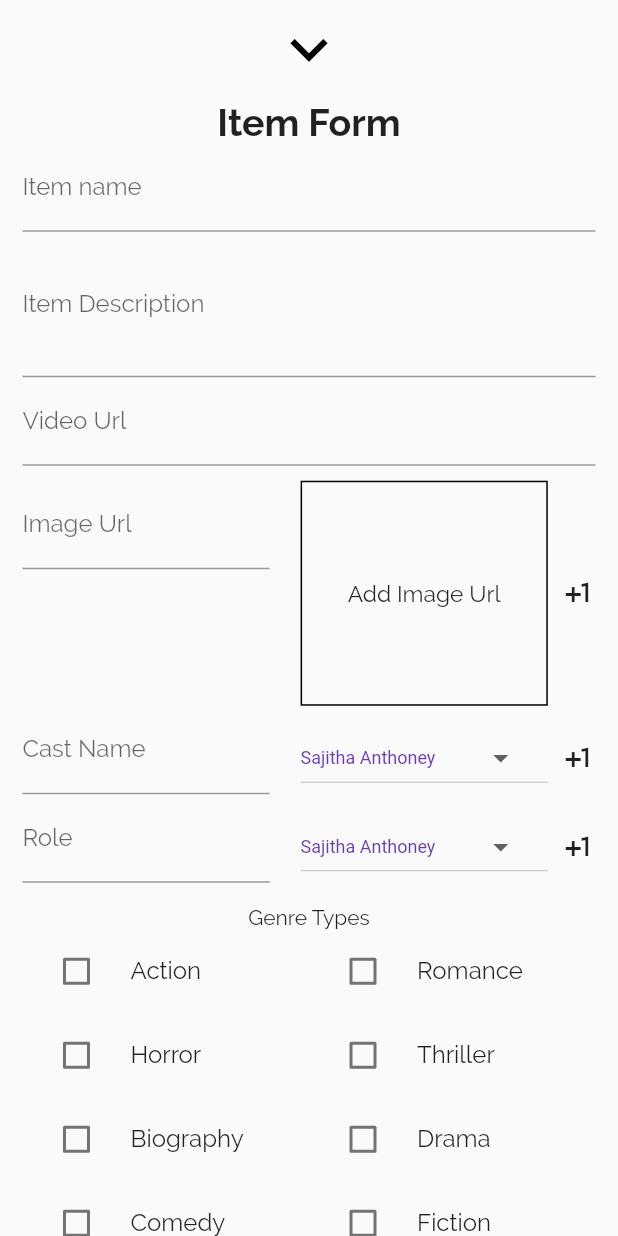
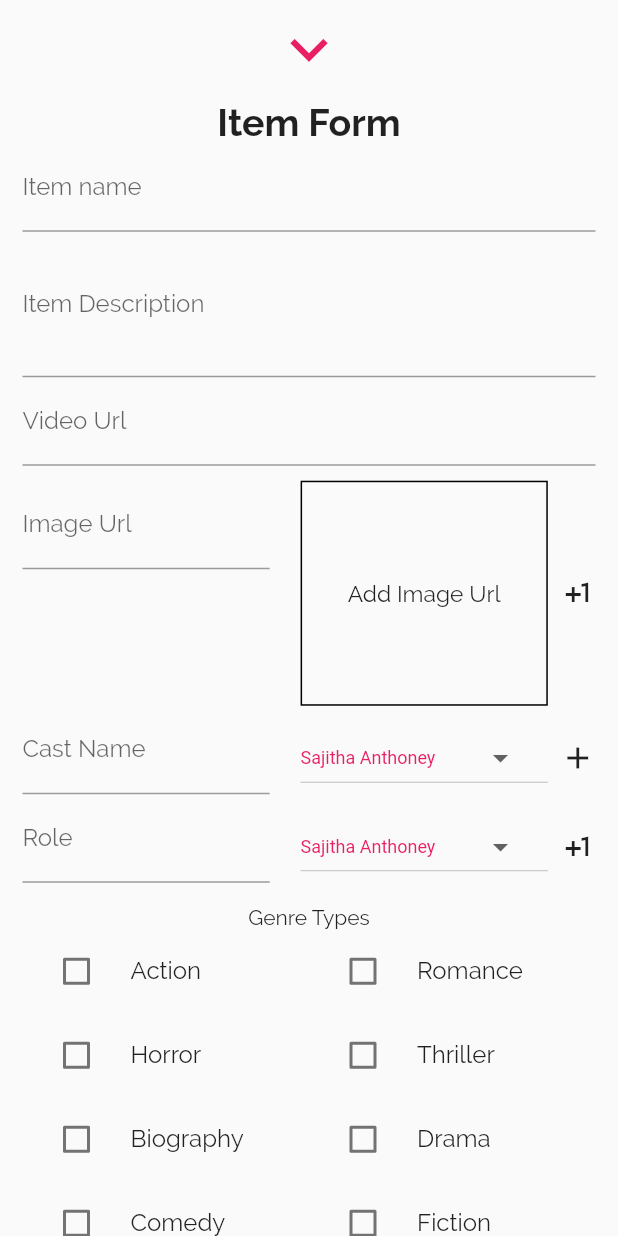
Before and after one commit to Nipun-Dew/Drama-Review-App, a Flutter app: the ItemFormScreen screen opened directly, on a phone screen of 412 x 824 dp. Run offline on Flutter 3.47's test engine with Material 2 defaults, Android fonts, the phone set to English and light mode, and no system bars; our stand-ins replace carousel_slider, flutter_rating_bar, youtube_player_flutter; missing offline and left inert: dart:ffi; network calls fail.

Commit message:
correct item form issue

```diff
--- a/lib/screens/form_screens/item_form.dart
+++ b/lib/screens/form_screens/item_form.dart
@@ -1,6 +1,10 @@
 import 'dart:ui';
 
+import 'package:drama_app/models/cast.dart';
 import 'package:flutter/material.dart';
+import 'package:provider/provider.dart';
+
+import '../../providers/cast_provider.dart';
 
 class ItemFormScreen extends StatefulWidget {
   @override
@@ -8,10 +12,10 @@ class ItemFormScreen extends StatefulWidget {
 }
 
 class _ItemFormScreenState extends State<ItemFormScreen> {
-  final _imageEditingCOntroler = TextEditingController();
+  List<TextEditingController> imageControllers = [TextEditingController()];
 
   void dispose() {
-    _imageEditingCOntroler.dispose();
+    imageControllers.forEach((element) => element.dispose());
     super.dispose();
   }
 
@@ -28,19 +32,7 @@ class _ItemFormScreenState extends State<ItemFormScreen> {
     _imageCount = 1;
   }
 
-  String dropdownValue = 'Sajitha Anthoney';
 
-  final dropdownItemList = <String>[
-    'Sajitha Anthoney',
-    'Meena Kumari',
-    'Thumidu Dodanthenna',
-    'Giriraj Kushalya',
-  ].map<DropdownMenuItem<String>>((String value) {
-    return DropdownMenuItem<String>(
-      value: value,
-      child: Text(value),
-    );
-  }).toList();
 
   bool _checkboxAction = false;
   bool _checkboxRomance = false;
@@ -48,32 +40,50 @@ class _ItemFormScreenState extends State<ItemFormScreen> {
   bool _checkboxThriller = false;
   bool _checkboxBiography = false;
   bool _checkboxDrama = false;
-  bool _checkboxComody = false;
+  bool _checkboxComedy = false;
   bool _checkboxFiction = false;
 
   final _form = GlobalKey<FormState>();
 
   void _saveForm() {
-    // Should build
+    // TODO Should build
     _form.currentState!.save();
   }
 
   @override
   Widget build(BuildContext context) {
+    List<Cast> itemList = Provider.of<Casts>(context).items;
+
+    final dropdownItemList = [...itemList.map((cast) => cast.name)]
+        .map<DropdownMenuItem<String>>((String value) {
+      return DropdownMenuItem<String>(
+        value: value,
+        child: Text(value),
+      );
+    }).toList();
+
+    List<String> dropDownValCast = [itemList[0].name];
+
+    List<String> dropDownValRole = [itemList[0].name];
+
+
     final screenWidth = MediaQuery.of(context).size.width;
 
     return Scaffold(
-      body: SingleChildScrollView(
+      body: Container(
+        margin: EdgeInsets.only(top: MediaQuery.of(context).padding.top),
+        child: SingleChildScrollView(
           child: Container(
             width: screenWidth,
             child: Column(
               children: <Widget>[
                 Container(
-                padding: EdgeInsets.all(MediaQuery.of(context).size.height * 0.01),
+                  padding:
+                      EdgeInsets.all(MediaQuery.of(context).size.height * 0.01),
                   child: InkWell(
                     child: Icon(
                       Icons.keyboard_arrow_down,
-                    color: Colors.black,
+                      color: Theme.of(context).primaryColor,
                       size: 50,
                     ),
                     onTap: () {
@@ -99,7 +109,8 @@ class _ItemFormScreenState extends State<ItemFormScreen> {
                           textInputAction: TextInputAction.next,
                         ),
                         TextFormField(
-                        decoration: InputDecoration(labelText: 'Item Description'),
+                          decoration:
+                              InputDecoration(labelText: 'Item Description'),
                           maxLines: 3,
                           // textInputAction: TextInputAction.next,
                           keyboardType: TextInputType.multiline,
@@ -124,16 +135,20 @@ class _ItemFormScreenState extends State<ItemFormScreen> {
                                       height: 150,
                                       width: screenWidth * 0.4,
                                       child: Row(
-                                      crossAxisAlignment: CrossAxisAlignment.center,
+                                        crossAxisAlignment:
+                                            CrossAxisAlignment.center,
                                         children: <Widget>[
                                           Container(
                                             width: screenWidth * 0.4,
                                             height: 150,
                                             child: TextFormField(
-                                            decoration: InputDecoration(labelText: 'Image Url'),
+                                              decoration: InputDecoration(
+                                                  labelText: 'Image Url'),
                                               keyboardType: TextInputType.url,
-                                            controller: _imageEditingCOntroler,
-                                            textInputAction: TextInputAction.next,
+                                              controller:
+                                                  imageControllers[index],
+                                              textInputAction:
+                                                  TextInputAction.next,
                                             ),
                                           ),
                                           SizedBox(
@@ -143,18 +158,26 @@ class _ItemFormScreenState extends State<ItemFormScreen> {
                                             width: screenWidth * 0.4,
                                             height: 150,
                                             decoration: BoxDecoration(
-                                            border: Border.all(width: 1, color: Colors.black),
+                                              border: Border.all(
+                                                  width: 1,
+                                                  color: Colors.black),
                                             ),
                                             child: FittedBox(
-                                            child: _imageEditingCOntroler.text.isEmpty
+                                              child: imageControllers[index]
+                                                      .text
+                                                      .isEmpty
                                                   ? Padding(
-                                                    padding: EdgeInsets.all(10),
+                                                      padding:
+                                                          EdgeInsets.all(10),
                                                       child: Text(
                                                         "Add Image Url",
-                                                      style: TextStyle(fontSize: 5),
+                                                        style: TextStyle(
+                                                            fontSize: 5),
                                                       ),
                                                     )
-                                                : Image.network(_imageEditingCOntroler.text),
+                                                  : Image.network(
+                                                      imageControllers[index]
+                                                          .text),
                                             ),
                                           ),
                                           Container(
@@ -163,6 +186,8 @@ class _ItemFormScreenState extends State<ItemFormScreen> {
                                               icon: Icon(Icons.plus_one),
                                               onPressed: () async {
                                                 setState(() {
+                                                  imageControllers.add(
+                                                      TextEditingController());
                                                   _imageCount++;
                                                 });
                                               },
@@ -192,7 +217,8 @@ class _ItemFormScreenState extends State<ItemFormScreen> {
                                       Container(
                                         width: screenWidth * 0.4,
                                         child: TextFormField(
-                                        decoration: InputDecoration(labelText: 'Cast Name'),
+                                          decoration: InputDecoration(
+                                              labelText: 'Cast Name'),
                                           textInputAction: TextInputAction.next,
                                         ),
                                       ),
@@ -202,12 +228,14 @@ class _ItemFormScreenState extends State<ItemFormScreen> {
                                       Container(
                                         width: screenWidth * 0.4,
                                         child: DropdownButton<String>(
-                                        value: dropdownValue,
+                                          value: dropDownValCast[index],
                                           elevation: 16,
-                                        style: const TextStyle(color: Colors.deepPurple, fontSize: 12),
+                                          style: const TextStyle(
+                                              color: Colors.pink, fontSize: 12),
                                           onChanged: (String? newValue) {
                                             setState(() {
-                                            dropdownValue = newValue!;
+                                              dropDownValCast[index] =
+                                                  newValue!;
                                             });
                                           },
                                           items: dropdownItemList,
@@ -216,9 +244,11 @@ class _ItemFormScreenState extends State<ItemFormScreen> {
                                       Container(
                                         width: screenWidth * 0.05,
                                         child: IconButton(
-                                        icon: Icon(Icons.plus_one),
+                                          icon: Icon(Icons.add),
                                           onPressed: () async {
                                             setState(() {
+                                              dropDownValCast
+                                                  .add('Sajitha Anthoney');
                                               _castCount++;
                                             });
                                           },
@@ -246,7 +276,8 @@ class _ItemFormScreenState extends State<ItemFormScreen> {
                                       Container(
                                         width: screenWidth * 0.4,
                                         child: TextFormField(
-                                        decoration: InputDecoration(labelText: 'Role'),
+                                          decoration: InputDecoration(
+                                              labelText: 'Role'),
                                           textInputAction: TextInputAction.next,
                                         ),
                                       ),
@@ -256,12 +287,14 @@ class _ItemFormScreenState extends State<ItemFormScreen> {
                                       Container(
                                         width: screenWidth * 0.4,
                                         child: DropdownButton<String>(
-                                        value: dropdownValue,
+                                          value: dropDownValRole[index],
                                           elevation: 16,
-                                        style: const TextStyle(color: Colors.deepPurple, fontSize: 12),
+                                          style: const TextStyle(
+                                              color: Colors.pink, fontSize: 12),
                                           onChanged: (String? newValue) {
                                             setState(() {
-                                            dropdownValue = newValue!;
+                                              dropDownValRole[index] =
+                                                  newValue!;
                                             });
                                           },
                                           items: dropdownItemList,
@@ -273,6 +306,8 @@ class _ItemFormScreenState extends State<ItemFormScreen> {
                                           icon: Icon(Icons.plus_one),
                                           onPressed: () async {
                                             setState(() {
+                                              dropDownValRole
+                                                  .add('Sajitha Anthoney');
                                               _roleCount++;
                                             });
                                           },
@@ -332,7 +367,8 @@ class _ItemFormScreenState extends State<ItemFormScreen> {
                                 children: [
                                   Expanded(
                                     child: CheckboxListTile(
-                                    controlAffinity: ListTileControlAffinity.leading,
+                                      controlAffinity:
+                                          ListTileControlAffinity.leading,
                                       title: Text('Action'),
                                       value: _checkboxAction,
                                       onChanged: (value) {
@@ -344,7 +380,8 @@ class _ItemFormScreenState extends State<ItemFormScreen> {
                                   ),
                                   Expanded(
                                     child: CheckboxListTile(
-                                    controlAffinity: ListTileControlAffinity.leading,
+                                      controlAffinity:
+                                          ListTileControlAffinity.leading,
                                       title: Text('Romance'),
                                       value: _checkboxRomance,
                                       onChanged: (value) {
@@ -360,7 +397,8 @@ class _ItemFormScreenState extends State<ItemFormScreen> {
                                 children: [
                                   Expanded(
                                     child: CheckboxListTile(
-                                    controlAffinity: ListTileControlAffinity.leading,
+                                      controlAffinity:
+                                          ListTileControlAffinity.leading,
                                       title: Text('Horror'),
                                       value: _checkboxHorror,
                                       onChanged: (value) {
@@ -372,12 +410,14 @@ class _ItemFormScreenState extends State<ItemFormScreen> {
                                   ),
                                   Expanded(
                                     child: CheckboxListTile(
-                                    controlAffinity: ListTileControlAffinity.leading,
+                                      controlAffinity:
+                                          ListTileControlAffinity.leading,
                                       title: Text('Thriller'),
                                       value: _checkboxThriller,
                                       onChanged: (value) {
                                         setState(() {
-                                        _checkboxThriller = !_checkboxThriller;
+                                          _checkboxThriller =
+                                              !_checkboxThriller;
                                         });
                                       },
                                     ),
@@ -388,19 +428,22 @@ class _ItemFormScreenState extends State<ItemFormScreen> {
                                 children: [
                                   Expanded(
                                     child: CheckboxListTile(
-                                    controlAffinity: ListTileControlAffinity.leading,
+                                      controlAffinity:
+                                          ListTileControlAffinity.leading,
                                       title: Text('Biography'),
                                       value: _checkboxBiography,
                                       onChanged: (value) {
                                         setState(() {
-                                        _checkboxBiography = !_checkboxBiography;
+                                          _checkboxBiography =
+                                              !_checkboxBiography;
                                         });
                                       },
                                     ),
                                   ),
                                   Expanded(
                                     child: CheckboxListTile(
-                                    controlAffinity: ListTileControlAffinity.leading,
+                                      controlAffinity:
+                                          ListTileControlAffinity.leading,
                                       title: Text('Drama'),
                                       value: _checkboxDrama,
                                       onChanged: (value) {
@@ -416,19 +459,21 @@ class _ItemFormScreenState extends State<ItemFormScreen> {
                                 children: [
                                   Expanded(
                                     child: CheckboxListTile(
-                                    controlAffinity: ListTileControlAffinity.leading,
+                                      controlAffinity:
+                                          ListTileControlAffinity.leading,
                                       title: Text('Comedy'),
-                                    value: _checkboxComody,
+                                      value: _checkboxComedy,
                                       onChanged: (value) {
                                         setState(() {
-                                        _checkboxComody = !_checkboxComody;
+                                          _checkboxComedy = !_checkboxComedy;
                                         });
                                       },
                                     ),
                                   ),
                                   Expanded(
                                     child: CheckboxListTile(
-                                    controlAffinity: ListTileControlAffinity.leading,
+                                      controlAffinity:
+                                          ListTileControlAffinity.leading,
                                       title: Text('Fiction'),
                                       value: _checkboxFiction,
                                       onChanged: (value) {
@@ -468,6 +513,7 @@ class _ItemFormScreenState extends State<ItemFormScreen> {
             ),
           ),
         ),
+      ),
     );
   }
 }
```
Also changed, not shown: lib/screens/form_screens/role_form.dart (+28 -16 lines). Lines whose indentation alone changed are shown as unchanged.
